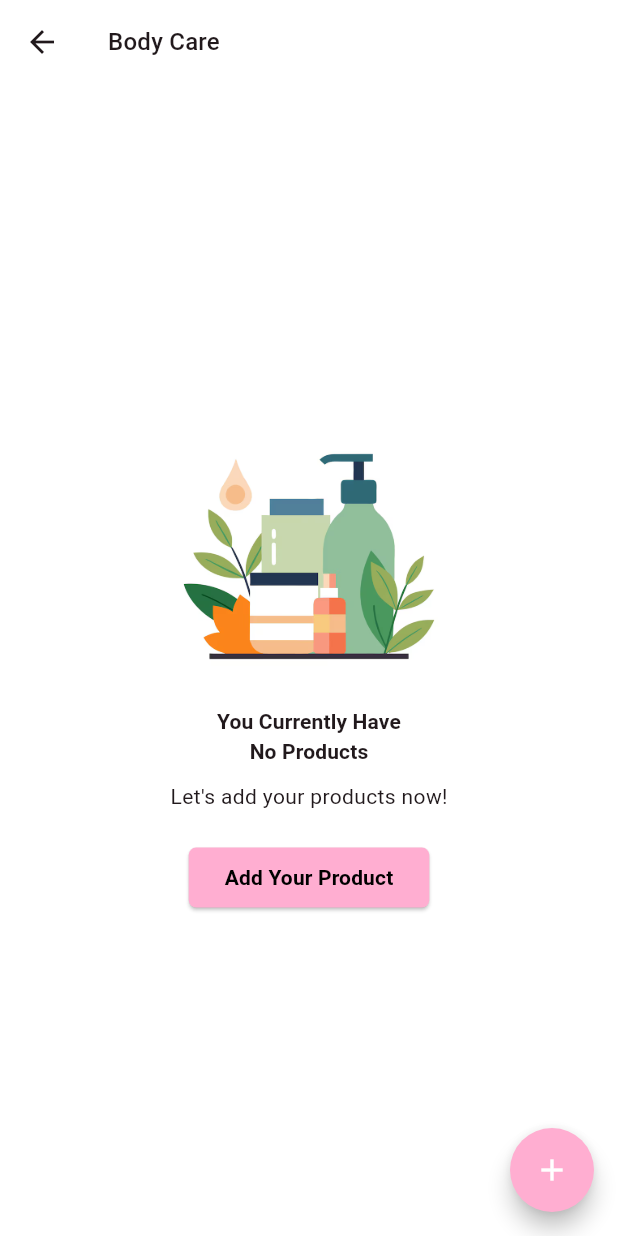
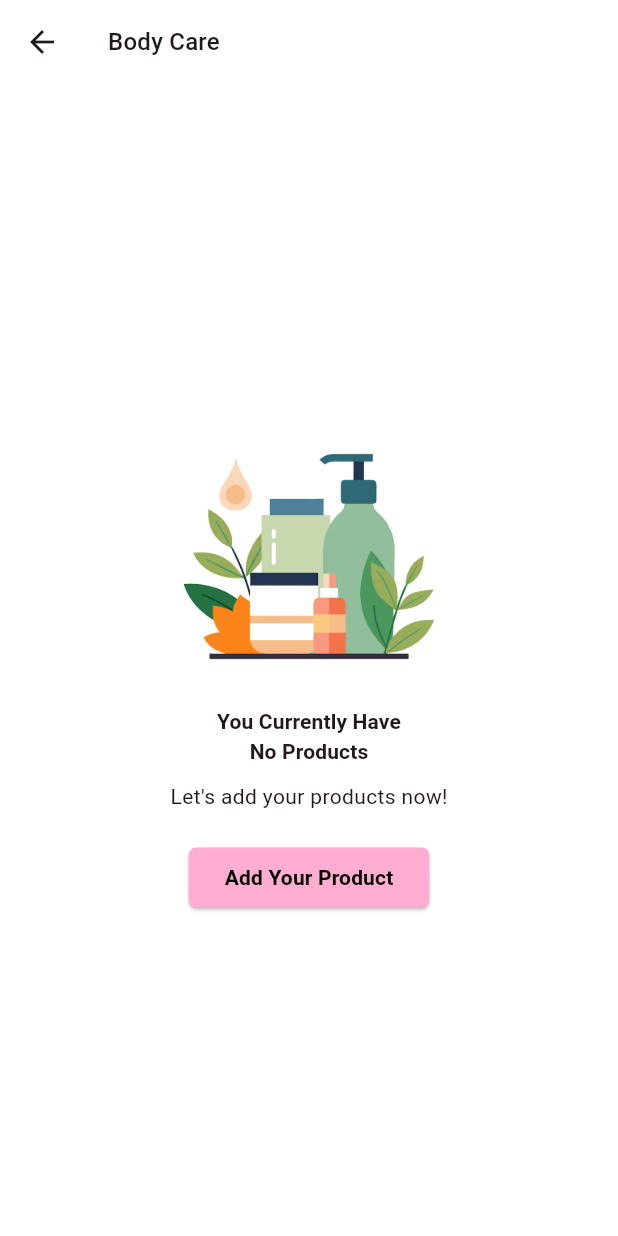
Before and after one commit to jazlynlatif/selfcare_app, a Flutter app: the screen it shows after launch, after a tap on "Body Care", on a phone screen of 412 x 824 dp. Run offline on Flutter 3.47's test engine with Material 3 defaults, Android fonts, the light colour scheme and no system bars; our stand-ins replace flutter_riverpod, go_router.

Commit message:
feat: implement product selection

```diff
--- a/lib/pages/category_product_page.dart
+++ b/lib/pages/category_product_page.dart
@@ -2,6 +2,7 @@ import 'package:flutter/material.dart';
 import 'package:flutter_riverpod/flutter_riverpod.dart';
 import 'package:go_router/go_router.dart';
 import 'package:selfcare_app/models/view_product_model.dart';
+import 'package:selfcare_app/notifiers/product_selection_notifier.dart';
 import 'package:selfcare_app/providers/category_provider.dart';
 import 'package:selfcare_app/providers/product_provider.dart';
 import 'package:selfcare_app/widgets/product_card.dart';
@@ -54,6 +55,7 @@ class _CategoryProductPageState extends ConsumerState<CategoryProductPage> {
       ),
       body: SafeArea(
         child: productList.isEmpty
+        // Empty State
         ? Center(
           child: Column(
             mainAxisAlignment: MainAxisAlignment.center,
@@ -69,13 +71,13 @@ class _CategoryProductPageState extends ConsumerState<CategoryProductPage> {
                 ),
                 textAlign: TextAlign.center,
               ),
-              SizedBox(
+              const SizedBox(
                 height: 10,
               ),
               Text(
                 "Let's add your products now!"
               ),
-              SizedBox(
+              const SizedBox(
                 height: 20,
               ),
               ElevatedButton(
@@ -115,7 +117,8 @@ class _CategoryProductPageState extends ConsumerState<CategoryProductPage> {
           ),
         )
       ),
-      floatingActionButton: FloatingActionButton(
+      floatingActionButton: productList.isNotEmpty
+      ? FloatingActionButton(
         onPressed: () {
           context.push('/product-form', extra: null);
         },
@@ -126,7 +129,8 @@ class _CategoryProductPageState extends ConsumerState<CategoryProductPage> {
           Icons.add,
           color: Colors.white,
         ),
-      ),
+      )
+      : null,
     );
   }
 }
```
Also changed, not shown: lib/notifiers/product_selection_notifier.dart (added, +22 -0 lines), lib/widgets/product_card.dart (+15 -5 lines).
